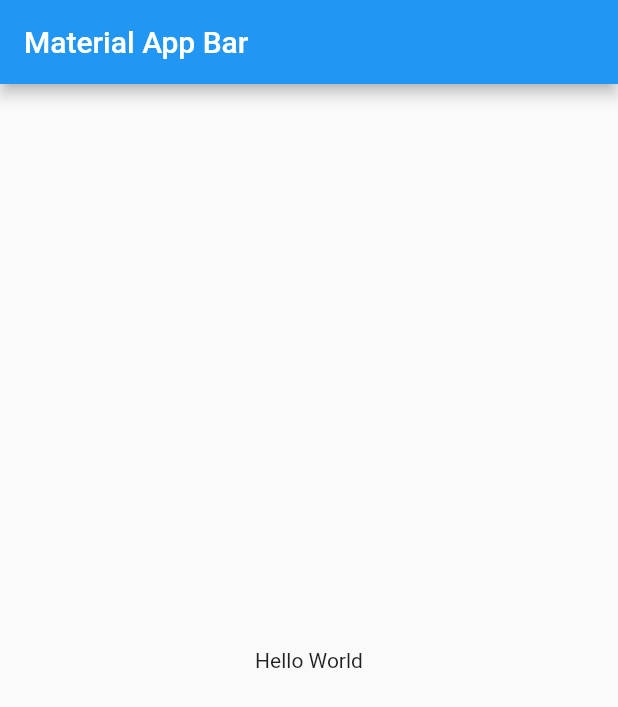
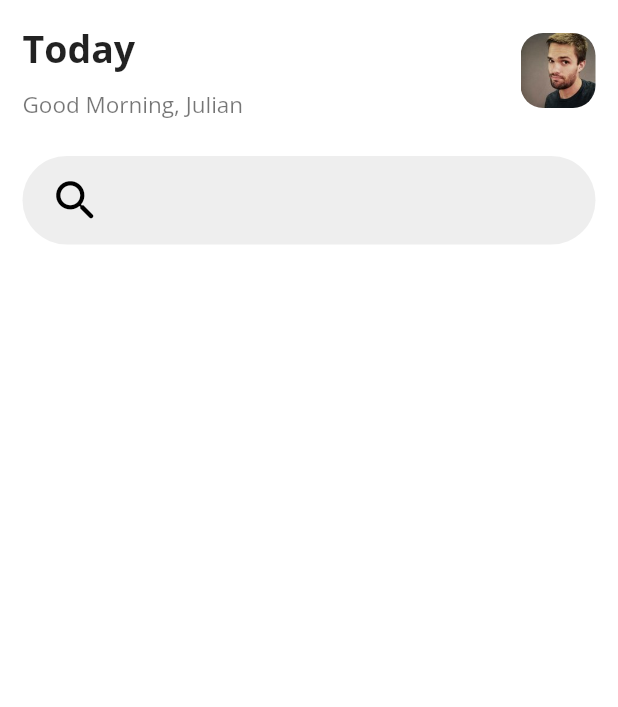
Before and after one commit to julicam10/ManagementUI, a Flutter app: the screen it shows after launch, on a phone screen of 412 x 824 dp. Shown: the top 707 px of the screen. Run offline on Flutter 3.47's test engine with Material 2 defaults, Android fonts, the phone set to English and light mode, and no system bars; our stand-ins replace google_fonts.

Commit message:
Barra de busqueda

```diff
--- a/lib/main.dart
+++ b/lib/main.dart
@@ -1,4 +1,5 @@
 import 'package:flutter/material.dart';
+import 'package:managment_app_ui/pages/home_page.dart';
 
 void main() => runApp(MyApp());
 
@@ -6,17 +7,9 @@ class MyApp extends StatelessWidget {
   @override
   Widget build(BuildContext context) {
     return MaterialApp(
-      title: 'Material App',
-      home: Scaffold(
-        appBar: AppBar(
-          title: Text('Material App Bar'),
-        ),
-        body: Center(
-          child: Container(
-            child: Text('Hello World'),
-          ),
-        ),
-      ),
+      title: 'Managment App',
+      debugShowCheckedModeBanner: false,
+      home: HomePage(),
     );
   }
 }
--- a/lib/models/categories_list.dart
+++ b/lib/models/categories_list.dart
@@ -4,16 +4,16 @@ import 'package:managment_app_ui/models/categories_info.dart';
 List<CategoryDetails> categoryDetails = [
   CategoryDetails(
     nameCategory: 'Developer',
-    color: Colors.lightBlue,
+    color: const Color(0x00abdee6),
     icon: Icons.laptop_mac_sharp,
   ),
   CategoryDetails(
     nameCategory: 'Planning',
-    color: Colors.lightGreen,
+    color: const Color(0x00FEE1E8),
     icon: Icons.note_alt_outlined,
   ),
   CategoryDetails(
       nameCategory: 'Advisory',
-      color: Colors.deepPurple,
+      color: const Color(0x00FFFFB5),
       icon: Icons.people_sharp),
 ];
--- a/lib/models/workers_list.dart
+++ b/lib/models/workers_list.dart
@@ -5,28 +5,28 @@ List<WorkerDetails> workerDetails = [
   WorkerDetails(
     name: 'Julian Espitia',
     image: 'assets/avatars/user1.jpg',
-    color: Colors.blue,
+    color: const Color(0x00abdee6),
     job: 'Mobile Developer',
     jobTitle: 'Systems Engineer',
   ),
   WorkerDetails(
     name: 'Angel Duarte',
     image: 'assets/avatars/user3.jpg',
-    color: Colors.purple,
+    color: const Color(0x00FEE1E8),
     job: 'Scrum Master',
     jobTitle: 'Systems Engineer',
   ),
   WorkerDetails(
     name: 'Juan Carlos',
     image: 'assets/avatars/user2.jpg',
-    color: Colors.yellow,
+    color: const Color(0x00FFFFB5),
     job: 'Risk Advisor',
     jobTitle: 'Systems Engineer',
   ),
   WorkerDetails(
     name: 'Samuel Guzman',
     image: 'assets/avatars/user4.jpg',
-    color: Colors.orange,
+    color: const Color(0x00abdee6),
     job: 'Back-end Developer',
     jobTitle: 'Systems Engineer',
   ),
--- /dev/null
+++ b/lib/pages/home_page.dart
@@ -0,0 +1,92 @@
+import 'package:flutter/material.dart';
+import 'package:google_fonts/google_fonts.dart';
+import 'package:managment_app_ui/models/worker_info.dart';
+import 'package:managment_app_ui/models/workers_list.dart';
+
+class HomePage extends StatefulWidget {
+  HomePage({Key? key}) : super(key: key);
+
+  @override
+  State<HomePage> createState() => _HomePageState();
+}
+
+class _HomePageState extends State<HomePage> {
+  // WorkerDetails workers = workerDetails[];
+
+  @override
+  Widget build(BuildContext context) {
+    return Scaffold(
+      backgroundColor: Colors.white,
+      body: SafeArea(
+        child: Padding(
+          padding: const EdgeInsets.symmetric(vertical: 15, horizontal: 15),
+          child: Column(
+            crossAxisAlignment: CrossAxisAlignment.start,
+            children: [
+              Row(
+                mainAxisAlignment: MainAxisAlignment.spaceBetween,
+                children: [
+                  Column(
+                    crossAxisAlignment: CrossAxisAlignment.start,
+                    children: [
+                      Text(
+                        'Today',
+                        style: GoogleFonts.openSans(
+                          textStyle: const TextStyle(
+                            fontSize: 25,
+                            fontWeight: FontWeight.bold,
+                          ),
+                        ),
+                      ),
+                      const Padding(
+                        padding: EdgeInsets.symmetric(vertical: 5),
+                      ),
+                      Text(
+                        'Good Morning, Julian',
+                        style: GoogleFonts.openSans(
+                          textStyle: const TextStyle(
+                            fontSize: 15,
+                            color: Colors.black54,
+                          ),
+                        ),
+                      ),
+                    ],
+                  ),
+                  Container(
+                    width: 50,
+                    height: 50,
+                    child: ClipRRect(
+                      borderRadius: BorderRadius.circular(15),
+                      child: Image.asset('assets/avatars/user1.jpg'),
+                    ),
+                  )
+                ],
+              ),
+              Padding(
+                  padding: const EdgeInsets.only(top: 25),
+                  child: TextFormField(
+                    keyboardType: TextInputType.text,
+                    decoration: InputDecoration(
+                      border: OutlineInputBorder(
+                        borderSide: BorderSide.none,
+                        borderRadius: BorderRadius.circular(30.0),
+                      ),
+                      fillColor: Colors.grey[200],
+                      filled: true,
+                      prefixIcon: const Padding(
+                        padding: EdgeInsets.only(left: 18),
+                        child: Icon(
+                          Icons.search_rounded,
+                          size: 35,
+                          color: Colors.black,
+                        ),
+                      ),
+                    ),
+                  ))
+            ],
+          ),
+        ),
+      ),
+    );
+  }
+}
--- a/pubspec.yaml
+++ b/pubspec.yaml
@@ -45,6 +45,7 @@ dev_dependencies:
   # package. See that file for information about deactivating specific lint
   # rules and activating additional ones.
   flutter_lints: ^2.0.0
+  google_fonts: ^3.0.1
 
 # For information on the generic Dart part of this file, see the
 # following page: https://dart.dev/tools/pub/pubspec
```
Also changed, not shown: pubspec.lock, 2 other files.
